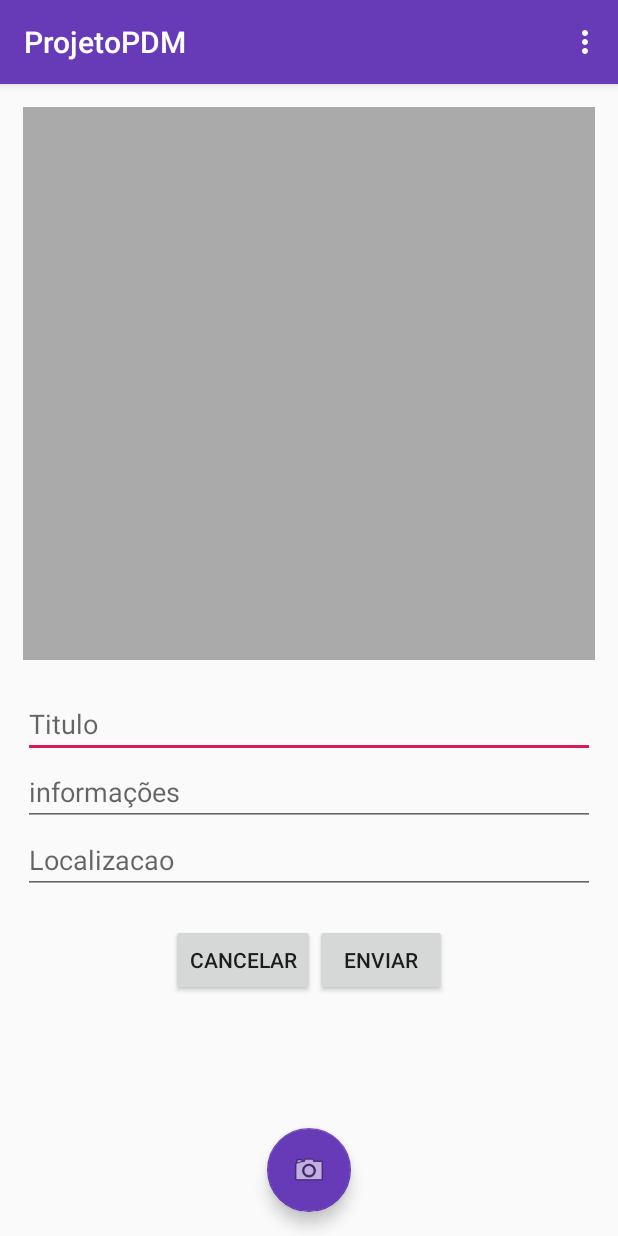
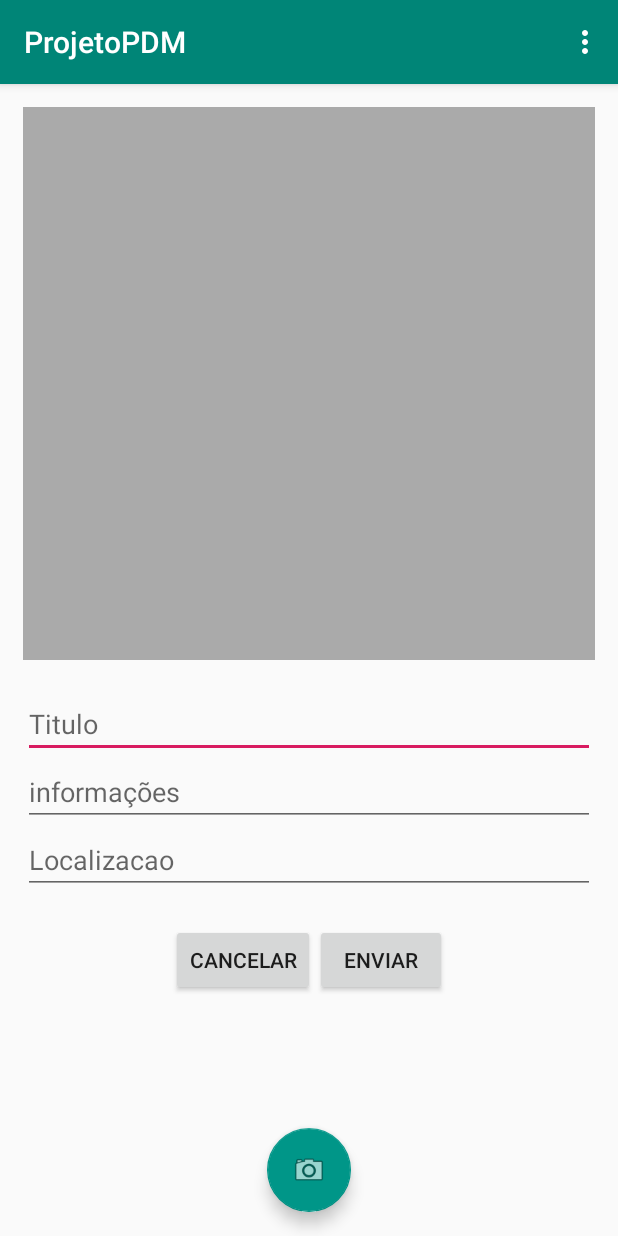
Before and after one commit to renathavictor/ProjetoPDM, an Android app: the screen it shows after launch (MainActivity), on a phone screen of 412 x 824 dp. Run offline under Robolectric (Android 15) with nearby library versions, the phone set to English and light mode, and no system bars.

Commit message:
mudança cor do botao da camera

```diff
--- a/app/src/main/res/layout/activity_main.xml
+++ b/app/src/main/res/layout/activity_main.xml
@@ -15,7 +15,6 @@
             android:id="@+id/toolbar"
             android:layout_width="match_parent"
             android:layout_height="?attr/actionBarSize"
-            android:background="#673AB7"
             app:popupTheme="@style/AppTheme.PopupOverlay" />
 
     </com.google.android.material.appbar.AppBarLayout>
@@ -28,7 +27,7 @@
         android:layout_height="wrap_content"
         android:layout_gravity="bottom|center"
         android:layout_margin="@dimen/fab_margin"
-        app:backgroundTint="#673AB7"
+        app:backgroundTint="#009688"
         app:srcCompat="@android:drawable/ic_menu_camera" />
 
 </androidx.coordinatorlayout.widget.CoordinatorLayout>
```
